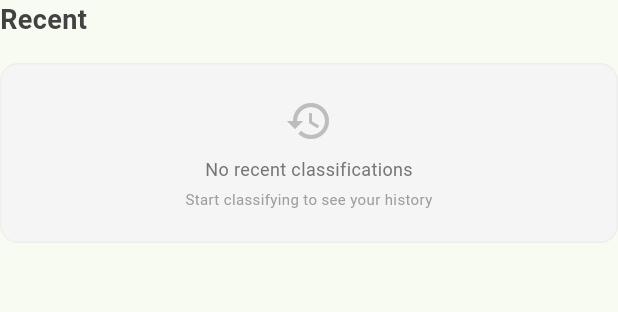
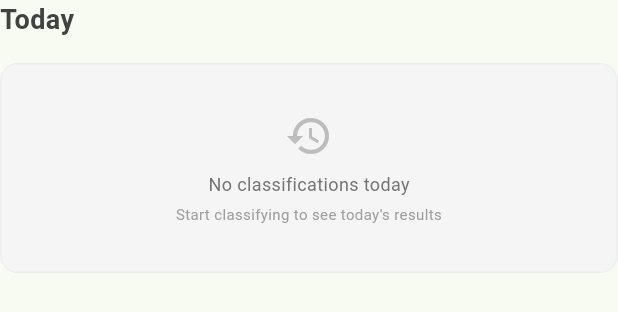
Before and after one commit to MechaNeil/abaca_fiber_classifier, a Flutter app: the RecentHistoryWidget widget shown alone on an empty page, opened directly with empty values, on a phone screen of 412 x 824 dp. Shown: the top 312 px of the screen. Run offline on Flutter 3.47's test engine with Material 3 defaults, Android fonts, the phone set to English and light mode, and no system bars; our stand-ins replace file_picker, image_picker, shared_preferences, sqflite; missing offline and left inert: bcrypt, tflite_flutter; accounts and stored records are empty.

Commit message:
feat: Add functionality to retrieve and display today's classification history

```diff
--- a/lib/data/repositories/history_repository_impl.dart
+++ b/lib/data/repositories/history_repository_impl.dart
@@ -80,6 +80,32 @@ class HistoryRepositoryImpl implements HistoryRepository {
       return maps.map((map) => ClassificationHistory.fromMap(map)).toList();
     } catch (e) {
       throw Exception('Failed to retrieve recent history: ${e.toString()}');
+    }
+  }
+
+  @override
+  Future<List<ClassificationHistory>> getTodayHistory() async {
+    try {
+      final db = await _databaseService.database;
+
+      // Get today's date in the format stored in the database
+      final now = DateTime.now();
+      final todayStart = DateTime(now.year, now.month, now.day);
+      final todayEnd = todayStart.add(const Duration(days: 1));
+
+      final List<Map<String, dynamic>> maps = await db.query(
+        'classification_history',
+        where: 'timestamp >= ? AND timestamp < ?',
+        whereArgs: [
+          todayStart.millisecondsSinceEpoch,
+          todayEnd.millisecondsSinceEpoch,
+        ],
+        orderBy: 'timestamp DESC',
+      );
+
+      return maps.map((map) => ClassificationHistory.fromMap(map)).toList();
+    } catch (e) {
+      throw Exception('Failed to retrieve today\'s history: ${e.toString()}');
     }
   }
 
--- a/lib/domain/repositories/history_repository.dart
+++ b/lib/domain/repositories/history_repository.dart
@@ -45,6 +45,11 @@ abstract class HistoryRepository {
   /// Returns: A list of recent classification history records
   Future<List<ClassificationHistory>> getRecentHistory({int limit = 10});
 
+  /// Retrieves classification history records for today
+  ///
+  /// Returns: A list of classification history records from today
+  Future<List<ClassificationHistory>> getTodayHistory();
+
   /// Retrieves history records by grade/classification
   ///
   /// Parameters:
--- a/lib/domain/usecases/get_history_usecase.dart
+++ b/lib/domain/usecases/get_history_usecase.dart
@@ -46,6 +46,17 @@ class GetHistoryUseCase {
       return await _historyRepository.getRecentHistory(limit: limit);
     } catch (e) {
       throw Exception('Failed to retrieve recent history: ${e.toString()}');
+    }
+  }
+
+  /// Gets today's classification history records
+  ///
+  /// Returns: A list of classification history records from today
+  Future<List<ClassificationHistory>> getTodayHistory() async {
+    try {
+      return await _historyRepository.getTodayHistory();
+    } catch (e) {
+      throw Exception('Failed to retrieve today\'s history: ${e.toString()}');
     }
   }
 
--- a/lib/presentation/viewmodels/history_view_model.dart
+++ b/lib/presentation/viewmodels/history_view_model.dart
@@ -79,6 +79,13 @@ class HistoryViewModel extends ChangeNotifier {
     });
   }
 
+  /// Loads today's history
+  Future<void> loadTodayHistory() async {
+    await _performOperation(() async {
+      _recentHistory = await _getHistoryUseCase.getTodayHistory();
+    });
+  }
+
   /// Loads history statistics
   Future<void> loadStatistics() async {
     await _performOperation(() async {
@@ -92,7 +99,7 @@ class HistoryViewModel extends ChangeNotifier {
       // Load all data in parallel for better performance
       final futures = await Future.wait([
         _getHistoryUseCase.getAllHistory(),
-        _getHistoryUseCase.getRecentHistory(limit: 3),
+        _getHistoryUseCase.getTodayHistory(),
         _getHistoryUseCase.getHistoryStatistics(),
       ]);
 
--- a/lib/presentation/widgets/recent_history_widget.dart
+++ b/lib/presentation/widgets/recent_history_widget.dart
@@ -29,9 +29,9 @@ class _RecentHistoryWidgetState extends State<RecentHistoryWidget> {
   void initState() {
     super.initState();
     widget.historyViewModel.addListener(_onViewModelChanged);
-    // Load recent history when widget is initialized
+    // Load today's history when widget is initialized
     WidgetsBinding.instance.addPostFrameCallback((_) {
-      widget.historyViewModel.loadRecentHistory(limit: 3);
+      widget.historyViewModel.loadTodayHistory();
     });
   }
 
@@ -57,7 +57,7 @@ class _RecentHistoryWidgetState extends State<RecentHistoryWidget> {
           mainAxisAlignment: MainAxisAlignment.spaceBetween,
           children: [
             Text(
-              'Recent',
+              'Today',
               style: TextStyle(
                 fontSize: 18,
                 fontWeight: FontWeight.w600,
@@ -80,8 +80,8 @@ class _RecentHistoryWidgetState extends State<RecentHistoryWidget> {
 
         const SizedBox(height: 16),
 
-        // Recent items display
-        SizedBox(height: 120, child: _buildRecentContent()),
+        // Today's items display - increased height and made more scrollable
+        SizedBox(height: 140, child: _buildRecentContent()),
       ],
     );
   }
@@ -101,12 +101,13 @@ class _RecentHistoryWidgetState extends State<RecentHistoryWidget> {
       return _buildEmptyState();
     }
 
-    return _buildRecentList();
+    return _buildTodayList();
   }
 
-  Widget _buildRecentList() {
+  Widget _buildTodayList() {
     return ListView.builder(
       scrollDirection: Axis.horizontal,
+      padding: const EdgeInsets.symmetric(horizontal: 4),
       itemCount: widget.historyViewModel.recentHistory.length,
       itemBuilder: (context, index) {
         final history = widget.historyViewModel.recentHistory[index];
@@ -119,7 +120,7 @@ class _RecentHistoryWidgetState extends State<RecentHistoryWidget> {
     return GestureDetector(
       onTap: () => _showHistoryDetails(history),
       child: Container(
-        width: 90,
+        width: 100,
         margin: const EdgeInsets.only(right: 12),
         decoration: BoxDecoration(
           borderRadius: BorderRadius.circular(12),
@@ -256,12 +257,12 @@ class _RecentHistoryWidgetState extends State<RecentHistoryWidget> {
           Icon(Icons.history, size: 32, color: Colors.grey[400]),
           const SizedBox(height: 8),
           Text(
-            'No recent classifications',
+            'No classifications today',
             style: TextStyle(fontSize: 12, color: Colors.grey[600]),
           ),
           const SizedBox(height: 4),
           Text(
-            'Start classifying to see your history',
+            'Start classifying to see today\'s results',
             style: TextStyle(fontSize: 10, color: Colors.grey[500]),
             textAlign: TextAlign.center,
           ),
@@ -288,8 +289,7 @@ class _RecentHistoryWidgetState extends State<RecentHistoryWidget> {
             style: TextStyle(fontSize: 12, color: Colors.red[700]),
           ),
           TextButton(
-            onPressed: () =>
-                widget.historyViewModel.loadRecentHistory(limit: 3),
+            onPressed: () => widget.historyViewModel.loadTodayHistory(),
             child: const Text('Retry', style: TextStyle(fontSize: 10)),
           ),
         ],
```
